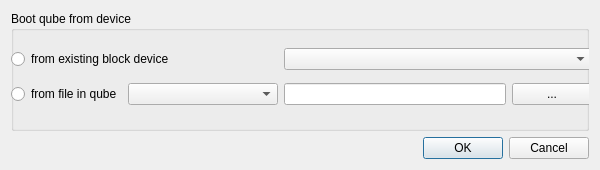
Qt form ui/bootfromdevice.ui (QubesOS/qubes-manager) before a commit.
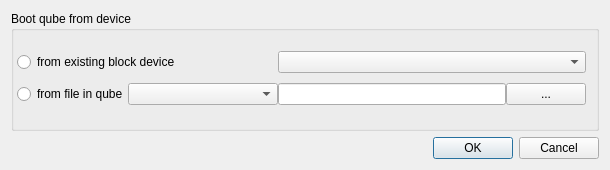
The same form after that commit.

Commit message: Improved window size and margins

Diff of the .ui file:
```diff
--- a/ui/bootfromdevice.ui
+++ b/ui/bootfromdevice.ui
@@ -6,7 +6,7 @@
    <rect>
     <x>0</x>
     <y>0</y>
-    <width>600</width>
+    <width>610</width>
     <height>170</height>
    </rect>
   </property>
@@ -27,16 +27,34 @@
        <property name="title">
         <string>Boot qube from device</string>
        </property>
-       <widget class="QWidget" name="">
+       <widget class="QWidget" name="layoutWidget">
         <property name="geometry">
          <rect>
           <x>0</x>
           <y>30</y>
           <width>581</width>
-          <height>72</height>
+          <height>74</height>
          </rect>
         </property>
         <layout class="QGridLayout" name="gridLayout_2">
+         <property name="leftMargin">
+          <number>6</number>
+         </property>
+         <property name="topMargin">
+          <number>6</number>
+         </property>
+         <property name="rightMargin">
+          <number>6</number>
+         </property>
+         <property name="bottomMargin">
+          <number>6</number>
+         </property>
+         <property name="horizontalSpacing">
+          <number>0</number>
+         </property>
+         <property name="verticalSpacing">
+          <number>6</number>
+         </property>
          <item row="0" column="0" colspan="2">
           <widget class="QRadioButton" name="blockDeviceRadioButton">
            <property name="text">
```
